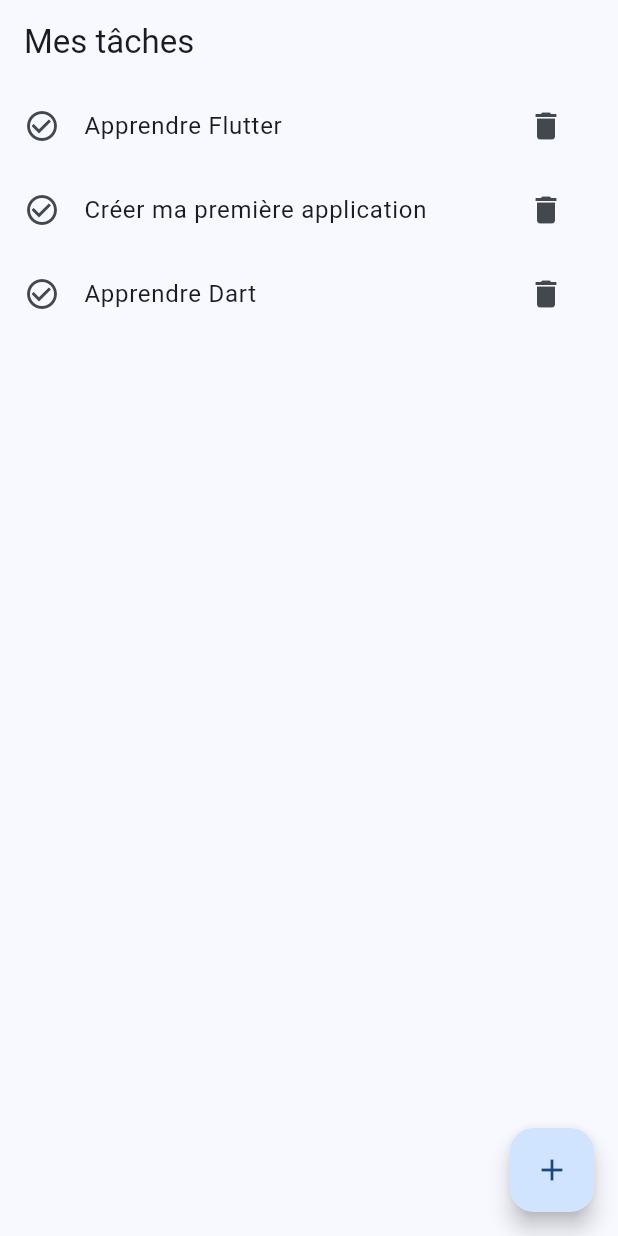
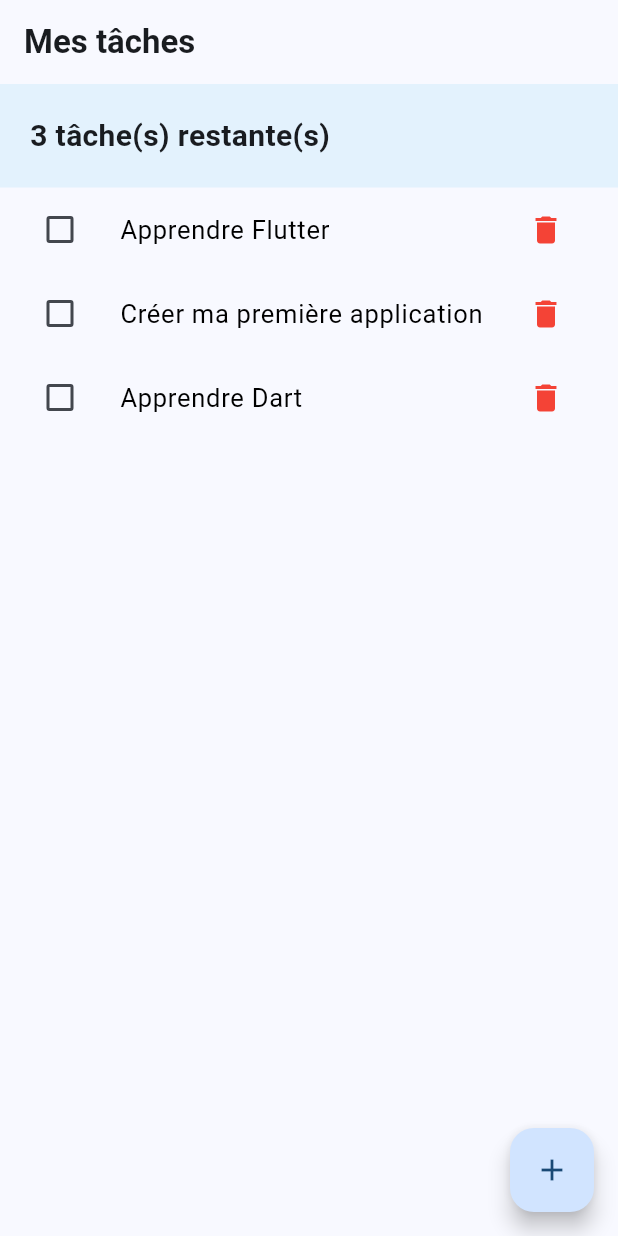
Before and after one commit to pascalabedi/flutter-todo, a Flutter app: the screen it shows after launch, on a phone screen of 412 x 824 dp. Run offline on Flutter 3.47's test engine with Material 3 defaults, Android fonts, the phone set to English and light mode, and no system bars.

```diff
--- a/lib/main.dart
+++ b/lib/main.dart
@@ -23,6 +23,7 @@ class TodoApp extends StatelessWidget {
   }
 }
 
+
 class TodoPage extends StatefulWidget {
   const TodoPage({super.key});
 
@@ -30,19 +31,26 @@ class TodoPage extends StatefulWidget {
   State<TodoPage> createState() => _TodoPageState();
 }
 
+
 class _TodoPageState extends State<TodoPage> {
-
-  // Notre liste de tâches
   List<String> tasks = [
     'Apprendre Flutter',
     'Créer ma première application',
     'Apprendre Dart',
   ];
 
+  // Liste qui indique si une tâche est terminée
+  List<bool> completed = [
+    false,
+    false,
+    false,
+  ];
+
   // Ajouter une tâche
   void addTask(String task) {
     setState(() {
       tasks.add(task);
+      completed.add(false);
     });
   }
 
@@ -50,28 +58,90 @@ class _TodoPageState extends State<TodoPage> {
   void deleteTask(int index) {
     setState(() {
       tasks.removeAt(index);
+      completed.removeAt(index);
     });
+  }
+
+  // Modifier l'état d'une tâche
+  void toggleTask(int index) {
+    setState(() {
+      completed[index] = !completed[index];
+    });
+  }
+
+  // Nombre de tâches restantes
+  int get remainingTasks {
+    return completed.where((task) => !task).length;
   }
 
   @override
   Widget build(BuildContext context) {
     return Scaffold(
-
       appBar: AppBar(
-        title: const Text('Mes tâches'),
+        title: const Text(
+          'Mes tâches',
+          style: TextStyle(
+            fontWeight: FontWeight.bold,
+          ),
+        ),
       ),
 
-      body: ListView.builder(
+      body: Column(
+        children: [
+
+          // Compteur
+          Container(
+            width: double.infinity,
+            padding: const EdgeInsets.all(20),
+            color: Colors.blue.shade50,
+
+            child: Text(
+              '$remainingTasks tâche(s) restante(s)',
+              style: const TextStyle(
+                fontSize: 20,
+                fontWeight: FontWeight.bold,
+              ),
+            ),
+          ),
+
+          // Liste
+          Expanded(
+            child: ListView.builder(
               itemCount: tasks.length,
 
               itemBuilder: (context, index) {
                 return ListTile(
-            leading: const Icon(Icons.check_circle_outline),
 
-            title: Text(tasks[index]),
+                  // Checkbox
+                  leading: Checkbox(
+                    value: completed[index],
+                    onChanged: (value) {
+                      toggleTask(index);
+                    },
+                  ),
 
+                  // Nom de la tâche
+                  title: Text(
+                    tasks[index],
+                    style: TextStyle(
+                      fontSize: 17,
+
+                      decoration: completed[index]
+                          ? TextDecoration.lineThrough
+                          : TextDecoration.none,
+
+                      color: completed[index]
+                          ? Colors.grey
+                          : Colors.black,
+                    ),
+                  ),
+
+                  // Supprimer
                   trailing: IconButton(
-              icon: const Icon(Icons.delete),
+                    icon: const Icon(
+                      Icons.delete,
+                      color: Colors.red,
+                    ),
                     onPressed: () {
                       deleteTask(index);
                     },
@@ -79,7 +149,11 @@ class _TodoPageState extends State<TodoPage> {
                 );
               },
             ),
+          ),
+        ],
+      ),
 
+      // Bouton +
       floatingActionButton: FloatingActionButton(
         onPressed: () {
           showAddTaskDialog(context);
@@ -89,15 +163,16 @@ class _TodoPageState extends State<TodoPage> {
     );
   }
 
-  // Fenêtre pour ajouter une tâche
+
+
+  // Fenêtre d'ajout
   void showAddTaskDialog(BuildContext context) {
-
     final controller = TextEditingController();
 
     showDialog(
       context: context,
+
       builder: (context) {
-
         return AlertDialog(
           title: const Text('Nouvelle tâche'),
 
@@ -109,7 +184,6 @@ class _TodoPageState extends State<TodoPage> {
           ),
 
           actions: [
-
             TextButton(
               onPressed: () {
                 Navigator.pop(context);
@@ -119,19 +193,162 @@ class _TodoPageState extends State<TodoPage> {
 
             ElevatedButton(
               onPressed: () {
-
                 if (controller.text.trim().isNotEmpty) {
                   addTask(controller.text.trim());
                   Navigator.pop(context);
                 }
-
               },
               child: const Text('Ajouter'),
             ),
-
           ],
         );
       },
     );
   }
 }
+
+
+
+
+
+
+
+
+
+// import 'package:flutter/material.dart';
+
+// void main() {
+//   runApp(const TodoApp());
+// }
+
+// class TodoApp extends StatelessWidget {
+//   const TodoApp({super.key});
+
+//   @override
+//   Widget build(BuildContext context) {
+//     return MaterialApp(
+//       debugShowCheckedModeBanner: false,
+//       title: 'Mes tâches',
+//       theme: ThemeData(
+//         colorScheme: ColorScheme.fromSeed(
+//           seedColor: Colors.blue,
+//         ),
+//         useMaterial3: true,
+//       ),
+//       home: const TodoPage(),
+//     );
+//   }
+// }
+
+// class TodoPage extends StatefulWidget {
+//   const TodoPage({super.key});
+
+//   @override
+//   State<TodoPage> createState() => _TodoPageState();
+// }
+
+// class _TodoPageState extends State<TodoPage> {
+
+//   // Notre liste de tâches
+//   List<String> tasks = [
+//     'Apprendre Flutter',
+//     'Créer ma première application',
+//     'Apprendre Dart',
+//   ];
+
+//   // Ajouter une tâche
+//   void addTask(String task) {
+//     setState(() {
+//       tasks.add(task);
+//     });
+//   }
+
+//   // Supprimer une tâche
+//   void deleteTask(int index) {
+//     setState(() {
+//       tasks.removeAt(index);
+//     });
+//   }
+
+//   @override
+//   Widget build(BuildContext context) {
+//     return Scaffold(
+
+//       appBar: AppBar(
+//         title: const Text('Mes tâches'),
+//       ),
+
+//       body: ListView.builder(
+//         itemCount: tasks.length,
+
+//         itemBuilder: (context, index) {
+//           return ListTile(
+//             leading: const Icon(Icons.check_circle_outline),
+
+//             title: Text(tasks[index]),
+
+//             trailing: IconButton(
+//               icon: const Icon(Icons.delete),
+//               onPressed: () {
+//                 deleteTask(index);
+//               },
+//             ),
+//           );
+//         },
+//       ),
+
+//       floatingActionButton: FloatingActionButton(
+//         onPressed: () {
+//           showAddTaskDialog(context);
+//         },
+//         child: const Icon(Icons.add),
+//       ),
+//     );
+//   }
+
+//   // Fenêtre pour ajouter une tâche
+//   void showAddTaskDialog(BuildContext context) {
+
+//     final controller = TextEditingController();
+
+//     showDialog(
+//       context: context,
+//       builder: (context) {
+
+//         return AlertDialog(
+//           title: const Text('Nouvelle tâche'),
+
+//           content: TextField(
+//             controller: controller,
+//             decoration: const InputDecoration(
+//               hintText: 'Ex: Apprendre les widgets',
+//             ),
+//           ),
+
+//           actions: [
+
+//             TextButton(
+//               onPressed: () {
+//                 Navigator.pop(context);
+//               },
+//               child: const Text('Annuler'),
+//             ),
+
+//             ElevatedButton(
+//               onPressed: () {
+
+//                 if (controller.text.trim().isNotEmpty) {
+//                   addTask(controller.text.trim());
+//                   Navigator.pop(context);
+//                 }
+
+//               },
+//               child: const Text('Ajouter'),
+//             ),
+
+//           ],
+//         );
+//       },
+//     );
+//   }
+// }
```
Lines whose indentation alone changed are shown as unchanged.
